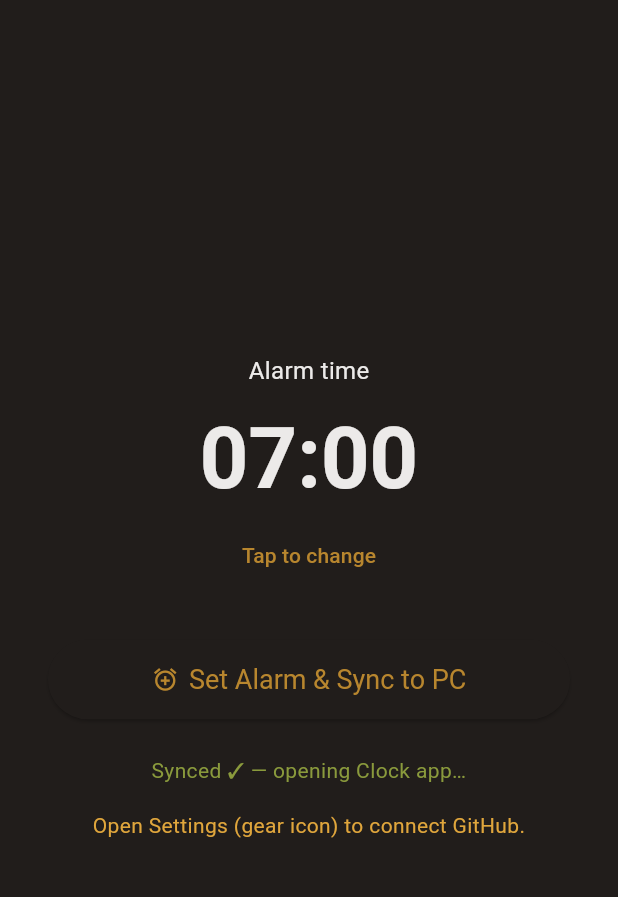
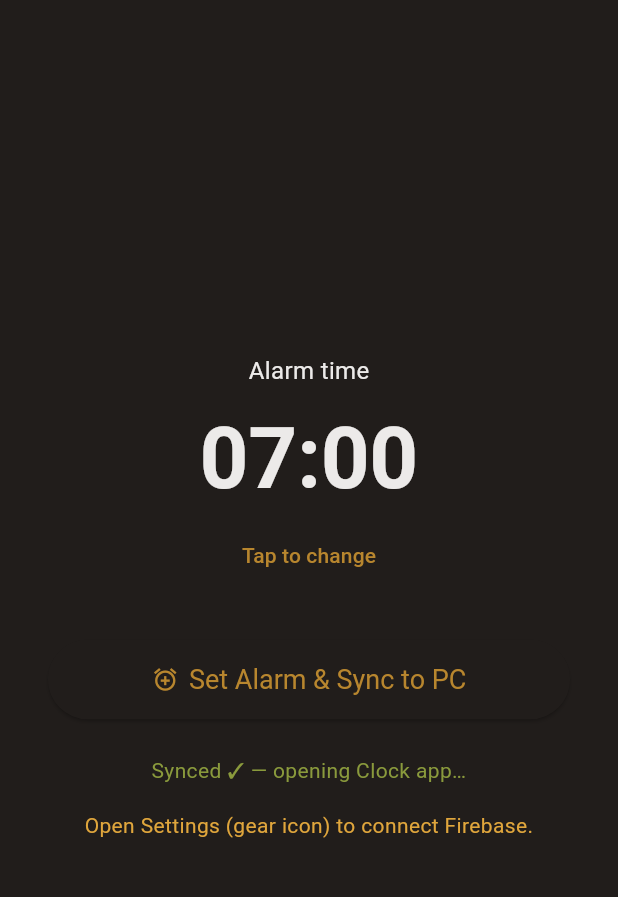
Before and after one commit to kuhyx/wake-alarm, a Flutter app: the screen it shows after launch, after a tap on "Set Alarm & Sync to PC", on a phone screen of 412 x 824 dp, the part 63-960 px from its top. Run offline on Flutter 3.47's test engine with Material 3 defaults, Android fonts, the phone set to English and light mode, and no system bars; our stand-ins replace flutter_secure_storage, shared_preferences; missing offline and left inert: android_intent_plus, crdt_sync; statements that could not run were skipped.

Commit message:
Let a Firebase-only phone actually sync
Spotted on the device right after installing the migrated app: the home
screen still gated syncing on `settings.isConfigured`, which is only true
when a **GitHub token** is stored. A phone connected to Firebase and nothing
else would be told "Configure GitHub in Settings first" and refuse to push --
and once the GitHub mirror is retired, that would be every phone.

Both the gate and the hint now accept either backend, matching what
syncBackend() already does: Firebase alone, GitHub alone, or the mirror that
writes both.

Co-Authored-By: Claude Opus 5 (1M context) <noreply@anthropic.com>
Claude-Session: https://claude.ai/code/session_017FH32BgGQbQLDstBhR26Xa

```diff
--- a/phone_app/lib/screens/home_screen.dart
+++ b/phone_app/lib/screens/home_screen.dart
@@ -5,6 +5,7 @@ import 'package:flutter/material.dart';
 
 import 'package:wake_alarm_sync/screens/settings_screen.dart';
 import 'package:wake_alarm_sync/services/alarm_sync_service.dart';
+import 'package:wake_alarm_sync/services/firebase_backend.dart';
 import 'package:wake_alarm_sync/services/sync_settings.dart';
 import 'package:wake_alarm_sync/ui/theme.dart';
 
@@ -43,9 +44,15 @@ class _HomeScreenState extends State<HomeScreen> {
       // hiccup): keep the on-screen defaults rather than crashing.
       return;
     }
+    // Either backend counts: a device connected only to Firebase is fully
+    // configured, and gating on the GitHub token alone would lock it out of
+    // syncing entirely once the mirror is retired.
+    final firebaseAccount = await loadAccount();
     if (!mounted) return;
     _service = service;
-    setState(() => _configured = settings.isConfigured);
+    setState(
+      () => _configured = settings.isConfigured || firebaseAccount != null,
+    );
 
     final alarm = service.currentAlarm;
     if (alarm != null && mounted) {
@@ -91,8 +98,11 @@ class _HomeScreenState extends State<HomeScreen> {
   Future<void> _syncAndSet() async {
     final settings = await SyncSettings.load();
     final service = _service;
-    if (!settings.isConfigured || service == null) {
-      setState(() => _status = 'Configure GitHub in Settings first.');
+    // syncBackend() falls back to GitHub alone, or pushes to Firebase alone
+    // via the mirror, so either credential is enough to proceed.
+    final hasFirebase = await loadAccount() != null;
+    if ((!settings.isConfigured && !hasFirebase) || service == null) {
+      setState(() => _status = 'Connect a sync backend in Settings first.');
       return;
     }
 
@@ -209,7 +219,7 @@ class _HomeScreenState extends State<HomeScreen> {
                 if (!_configured) ...[
                   const SizedBox(height: 16),
                   Text(
-                    'Open Settings (gear icon) to connect GitHub.',
+                    'Open Settings (gear icon) to connect Firebase.',
                     textAlign: TextAlign.center,
                     style: TextStyle(
                       color: Theme.of(
```
